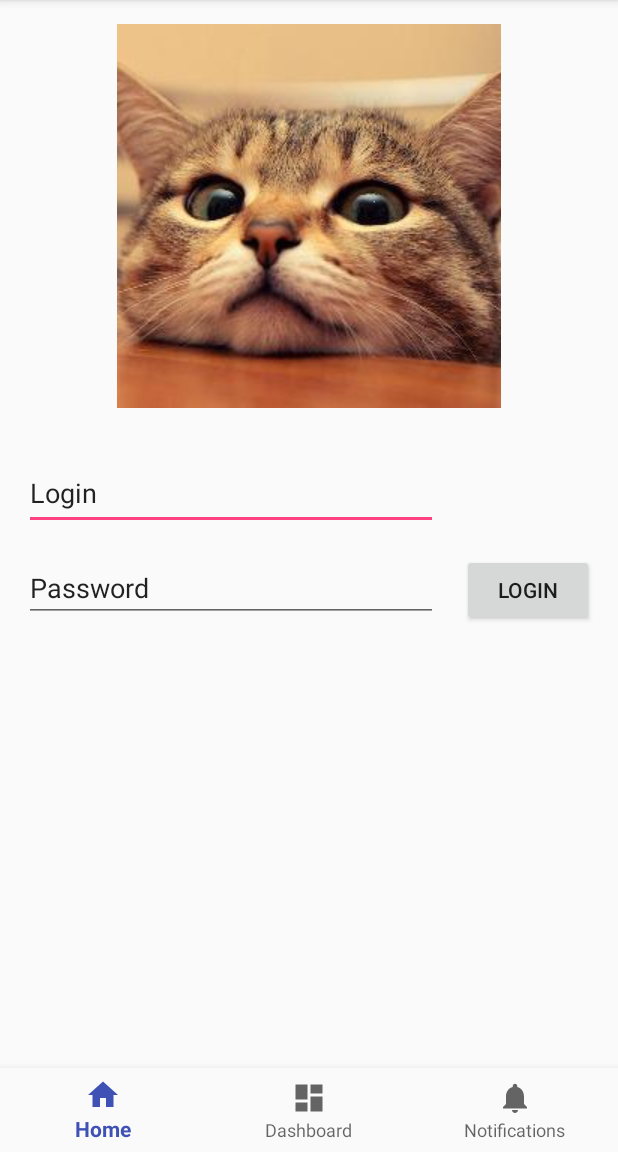
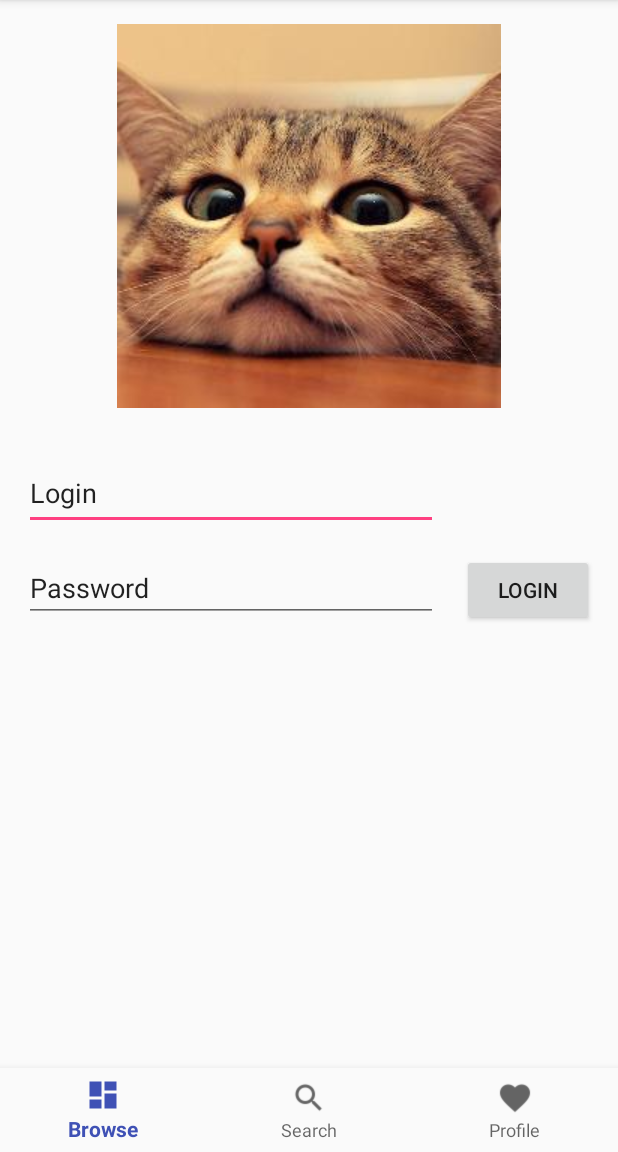
Before and after one commit to johan-mattias/groupafinal, an Android app: the screen it shows after launch (MainActivity), on a phone screen of 412 x 824 dp, the part 84-1236 px from its top. Run offline under Robolectric (Android 15) with nearby library versions, the phone set to English and light mode, and no system bars.

Commit message:
Changed menu titles and icons

```diff
--- a/myTESTAPP/app/src/main/java/se/thorsell/testapp/MainActivity.java
+++ b/myTESTAPP/app/src/main/java/se/thorsell/testapp/MainActivity.java
@@ -41,4 +41,8 @@ public class MainActivity extends AppCompatActivity {
         navigation.setOnNavigationItemSelectedListener(mOnNavigationItemSelectedListener);
     }
 
+
+
+
+
 }
--- a/myTESTAPP/app/src/main/res/menu/navigation.xml
+++ b/myTESTAPP/app/src/main/res/menu/navigation.xml
@@ -3,17 +3,17 @@
 
     <item
         android:id="@+id/navigation_home"
-        android:icon="@drawable/ic_home_black_24dp"
+        android:icon="@drawable/ic_dashboard_black_24dp"
         android:title="@string/title_home" />
 
     <item
         android:id="@+id/navigation_dashboard"
-        android:icon="@drawable/ic_dashboard_black_24dp"
+        android:icon="@drawable/ic_search_black"
         android:title="@string/title_dashboard" />
 
     <item
         android:id="@+id/navigation_notifications"
-        android:icon="@drawable/ic_notifications_black_24dp"
+        android:icon="@drawable/ic_notifications_black"
         android:title="@string/title_notifications" />
 
 </menu>
--- a/myTESTAPP/app/src/main/res/values/strings.xml
+++ b/myTESTAPP/app/src/main/res/values/strings.xml
@@ -1,8 +1,8 @@
 <resources>
     <string name="app_name">TestAPP</string>
-    <string name="title_home">Home</string>
-    <string name="title_dashboard">Dashboard</string>
-    <string name="title_notifications">Notifications</string>
+    <string name="title_home">Browse</string>
+    <string name="title_dashboard">Search</string>
+    <string name="title_notifications">Profile</string>
     <string name="edit_message">Enter your login info</string>
     <string name="button_login">Login</string>
     <string name="button_password">Password</string>
```
Also changed, not shown: myTESTAPP/app/src/main/res/drawable/ic_notifications_black.png (added), myTESTAPP/app/src/main/res/drawable/ic_search_black.png (added).
